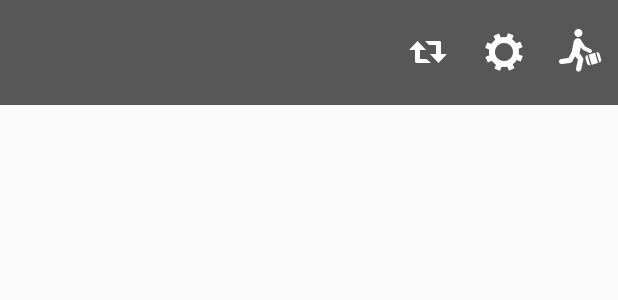
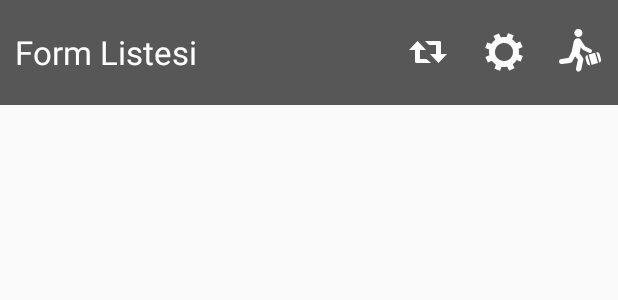
Before and after one commit to erkanozkan/Xformbuilder.Android, an Android app: the layout formlist_titlebar.xml on its own in the app's theme, with its tools: preview values and no code run, on a phone screen of 412 x 824 dp. Shown: the top 300 px of the screen. Run offline under Robolectric (Android 15) with nearby library versions, the phone set to English and light mode, and no system bars.

Commit message:
form listesi tasarımı düzenlendi v6

```diff
--- a/app/src/main/res/layout/formlist_titlebar.xml
+++ b/app/src/main/res/layout/formlist_titlebar.xml
@@ -7,6 +7,36 @@
     android:id="@+id/mainlinearcustomtitle_formlist"
     android:gravity="right"
     android:alpha="0.65">
+
+    <LinearLayout
+        android:orientation="horizontal"
+        android:layout_width="wrap_content"
+        android:layout_height="fill_parent"
+        android:layout_gravity="center_vertical"
+        android:gravity="left"
+        android:layout_marginLeft="10dp">
+
+        <LinearLayout
+            android:orientation="vertical"
+            android:layout_width="fill_parent"
+            android:layout_height="fill_parent"
+            android:gravity="center_vertical">
+
+            <TextView
+                android:layout_width="wrap_content"
+                android:layout_height="wrap_content"
+                android:textAppearance="?android:attr/textAppearanceLarge"
+                android:text="Form Listesi"
+                android:id="@+id/textView2"
+                android:textColor="#ffffff" />
+        </LinearLayout>
+    </LinearLayout>
+
+    <LinearLayout
+        android:orientation="horizontal"
+        android:layout_width="fill_parent"
+        android:layout_height="fill_parent"
+        android:gravity="right">
 
         <LinearLayout
             android:orientation="horizontal"
@@ -76,5 +106,6 @@
                     android:clickable="true" />
             </LinearLayout>
         </LinearLayout>
+    </LinearLayout>
 
 </LinearLayout>
```
Lines whose indentation alone changed are shown as unchanged.
